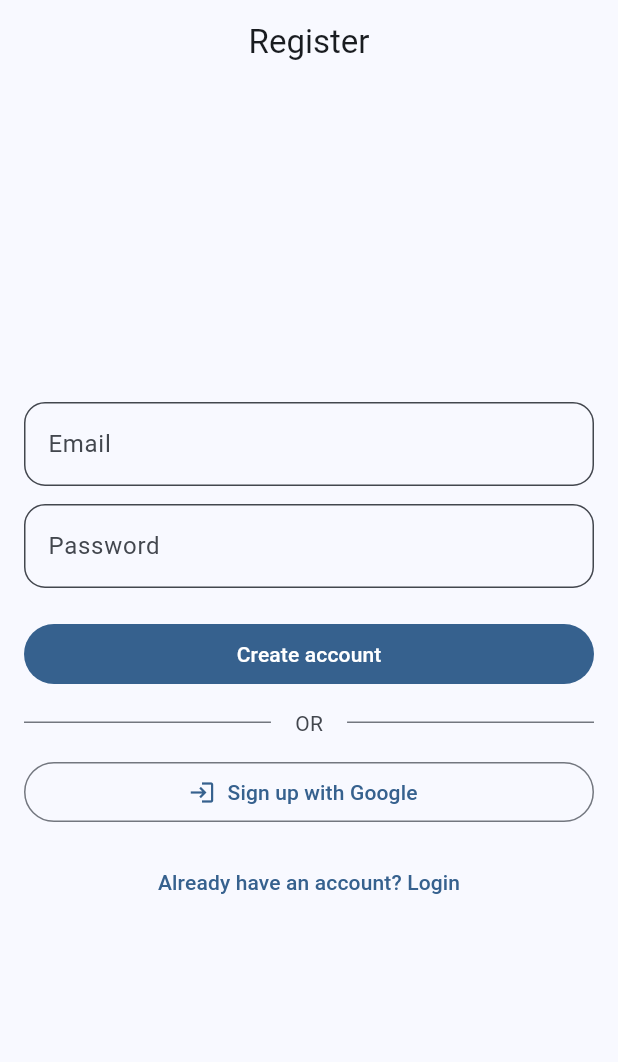
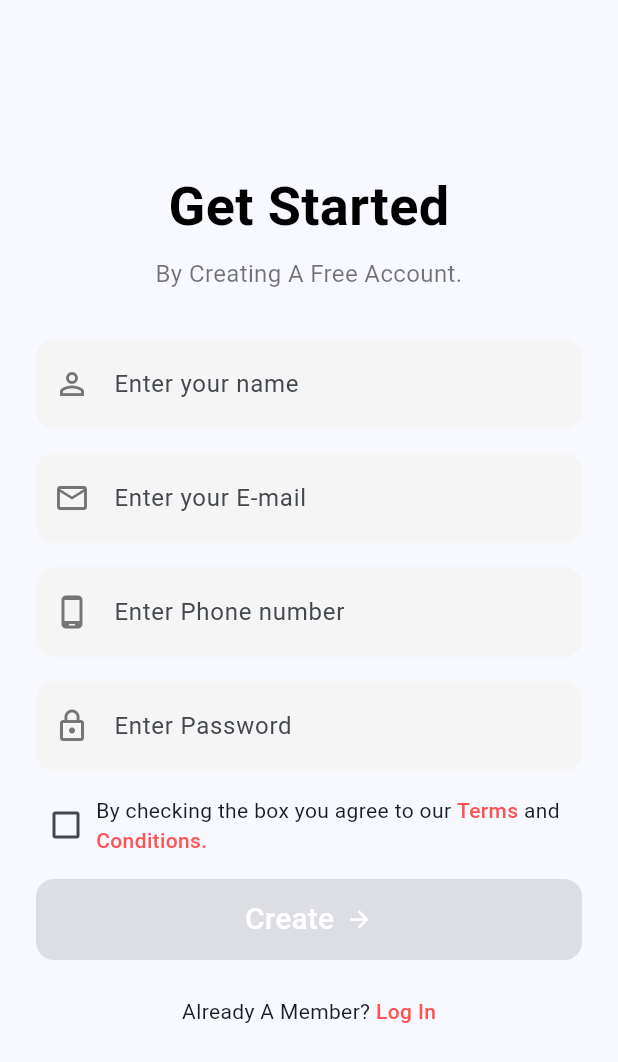
Before and after one commit to youssefhussein/Emergency-Alert, a Flutter app: the screen it shows after launch, on a phone screen of 412 x 824 dp. Shown: the top 1062 px of the screen. Run offline on Flutter 3.47's test engine with Material 3 defaults, Android fonts, the phone set to English and light mode, and no system bars; our stand-ins replace audioplayers, cached_network_image, flutter_dotenv, flutter_riverpod, geocoding, geolocator and 3 more; missing offline and left inert: record; accounts and stored records are empty.

Commit message:
Refactor signup screen with additional fields
Refactor signup screen to include name and phone fields, and update registration logic to require agreement to terms.

```diff
--- a/lib/screens/auth/signup.dart
+++ b/lib/screens/auth/signup.dart
@@ -1,4 +1,3 @@
-import 'dart:async';
 import 'package:emergency_alert/screens/emergency/emergency_list_screen.dart';
 import 'package:flutter/material.dart';
 import 'package:supabase_flutter/supabase_flutter.dart';
@@ -15,43 +14,35 @@ class SignupScreen extends StatefulWidget {
 
 class _SignupScreenState extends State<SignupScreen> {
   final _formKey = GlobalKey<FormState>();
-  final _emailCtrl = TextEditingController();
-  final _passwordCtrl = TextEditingController();
+  final _nameController = TextEditingController();
+  final _emailController = TextEditingController();
+  final _phoneController = TextEditingController();
+  final _passwordController = TextEditingController();
   bool _loading = false;
   String? _error;
-  StreamSubscription<AuthState>? _authSubscription;
+  bool _agree = false;
 
   @override
   void dispose() {
-    _emailCtrl.dispose();
-    _passwordCtrl.dispose();
-    _authSubscription?.cancel();
+    _nameController.dispose();
+    _emailController.dispose();
+    _phoneController.dispose();
+    _passwordController.dispose();
     super.dispose();
   }
 
   Future<void> _register() async {
-    if (!_formKey.currentState!.validate()) return;
+    if (!_formKey.currentState!.validate() || !_agree) return;
     setState(() {
       _loading = true;
       _error = null;
     });
     try {
-      final response = await Supabase.instance.client.auth.signUp(
-        email: _emailCtrl.text.trim(),
-        password: _passwordCtrl.text.trim(),
-        data: {'display_name': _emailCtrl.text.trim().split('@')[0]},
+      await Supabase.instance.client.auth.signUp(
+        email: _emailController.text.trim(),
+        password: _passwordController.text,
       );
       if (!mounted) return;
-      // If session exists, user is immediately logged in (email confirmation disabled)
-      if (response.session != null) {
-        Navigator.pushReplacement(
-          context,
-          MaterialPageRoute<void>(
-            builder: (context) => const EmergencyListScreen(),
-          ),
-        );
-      } else {
-        // Email confirmation required
       ScaffoldMessenger.of(context).showSnackBar(
         const SnackBar(
           content: Text(
@@ -59,13 +50,12 @@ class _SignupScreenState extends State<SignupScreen> {
           ),
         ),
       );
-        Navigator.pushReplacement(
+      Navigator.push(
         context,
         MaterialPageRoute<void>(
-            builder: (context) => const LoginScreen(),
+          builder: (context) => const EmergencyListScreen(),
         ),
       );
-      }
     } on AuthException catch (e) {
       setState(() => _error = e.message);
     } catch (e) {
@@ -75,60 +65,114 @@ class _SignupScreenState extends State<SignupScreen> {
     }
   }
 
-  Future<void> _signInWithGoogle() async {
-    setState(() {
-      _loading = true;
-      _error = null;
-    });
-    try {
-      // Cancel any existing subscription
-      _authSubscription?.cancel();
-
-      // Set up a one-time listener for OAuth completion
-      _authSubscription = Supabase.instance.client.auth.onAuthStateChange.listen((data) {
-        if (data.event == AuthChangeEvent.signedIn && data.session != null) {
-          _authSubscription?.cancel();
-          if (mounted) {
-            setState(() => _loading = false);
-            Navigator.pushReplacement(
-              context,
-              MaterialPageRoute(
-                builder: (context) => const EmergencyListScreen(),
-              ),
-            );
-          }
-        }
-      });
-
-      await Supabase.instance.client.auth.signInWithOAuth(
-        OAuthProvider.google,
-        redirectTo: 'com.example.emergency_alert://login-callback/',
-      );
-    } on AuthException catch (e) {
-      _authSubscription?.cancel();
-      setState(() => _error = e.message);
-      if (mounted) setState(() => _loading = false);
-    } catch (e) {
-      _authSubscription?.cancel();
-      setState(() => _error = 'Unexpected error. Please try again.');
-      if (mounted) setState(() => _loading = false);
-    }
-  }
-
   @override
   Widget build(BuildContext context) {
     return Scaffold(
-      appBar: AppBar(title: const Text('Register')),
-      body: Center(
-        child: ConstrainedBox(
-          constraints: const BoxConstraints(maxWidth: 420),
-          child: Padding(
-            padding: const EdgeInsets.all(16),
+      body: SafeArea(
+        child: SingleChildScrollView(
+          child: Container(
+            width: double.infinity,
+            padding: const EdgeInsets.symmetric(horizontal: 24, vertical: 32),
             child: Form(
               key: _formKey,
               child: Column(
-                mainAxisSize: MainAxisSize.min,
+                crossAxisAlignment: CrossAxisAlignment.center,
                 children: [
+                  const SizedBox(height: 80),
+                  Text(
+                    'Get Started',
+                    style: TextStyle(
+                      fontSize: 36,
+                      fontWeight: FontWeight.bold,
+                      color: Colors.black,
+                    ),
+                    textAlign: TextAlign.center,
+                  ),
+                  const SizedBox(height: 8),
+                  Text(
+                    'By Creating A Free Account.',
+                    style: TextStyle(fontSize: 16, color: Colors.black54),
+                    textAlign: TextAlign.center,
+                  ),
+                  const SizedBox(height: 32),
+                  _buildTextField(
+                    controller: _nameController,
+                    hint: 'Enter your name',
+                    icon: Icons.person_outline,
+                    validator: (v) =>
+                        v == null || v.isEmpty ? 'Enter your name' : null,
+                  ),
+                  const SizedBox(height: 16),
+                  _buildTextField(
+                    controller: _emailController,
+                    hint: 'Enter your E-mail',
+                    icon: Icons.mail_outline,
+                    keyboardType: TextInputType.emailAddress,
+                    validator: (v) => v != null && v.contains('@')
+                        ? null
+                        : 'Enter a valid email',
+                  ),
+                  const SizedBox(height: 16),
+                  _buildTextField(
+                    controller: _phoneController,
+                    hint: 'Enter Phone number',
+                    icon: Icons.phone_android_outlined,
+                    keyboardType: TextInputType.phone,
+                    validator: (v) =>
+                        v == null || v.isEmpty ? 'Enter phone number' : null,
+                  ),
+                  const SizedBox(height: 16),
+                  _buildTextField(
+                    controller: _passwordController,
+                    hint: 'Enter Password',
+                    icon: Icons.lock_outline,
+                    obscureText: true,
+                    validator: (v) =>
+                        v != null && v.length >= 6 ? null : 'Min 6 characters',
+                  ),
+                  const SizedBox(height: 16),
+                  Row(
+                    children: [
+                      Checkbox(
+                        value: _agree,
+                        onChanged: (val) {
+                          setState(() {
+                            _agree = val ?? false;
+                          });
+                        },
+                        materialTapTargetSize: MaterialTapTargetSize.shrinkWrap,
+                      ),
+                      Expanded(
+                        child: Wrap(
+                          crossAxisAlignment: WrapCrossAlignment.center,
+                          children: [
+                            Text('By checking the box you agree to our '),
+                            GestureDetector(
+                              onTap: () {},
+                              child: Text(
+                                'Terms ',
+                                style: TextStyle(
+                                  color: Colors.redAccent,
+                                  fontWeight: FontWeight.w500,
+                                ),
+                              ),
+                            ),
+                            Text('and '),
+                            GestureDetector(
+                              onTap: () {},
+                              child: Text(
+                                'Conditions.',
+                                style: TextStyle(
+                                  color: Colors.redAccent,
+                                  fontWeight: FontWeight.w500,
+                                ),
+                              ),
+                            ),
+                          ],
+                        ),
+                      ),
+                    ],
+                  ),
                   if (_error != null)
                     Padding(
                       padding: const EdgeInsets.only(bottom: 8.0),
@@ -137,78 +181,68 @@ class _SignupScreenState extends State<SignupScreen> {
                         style: const TextStyle(color: Colors.red),
                       ),
                     ),
-                  TextFormField(
-                    controller: _emailCtrl,
-                    keyboardType: TextInputType.emailAddress,
-                    decoration: const InputDecoration(labelText: 'Email'),
-                    validator: (v) => v != null && v.contains('@')
-                        ? null
-                        : 'Enter a valid email',
-                  ),
-                  const SizedBox(height: 12),
-                  TextFormField(
-                    controller: _passwordCtrl,
-                    obscureText: true,
-                    decoration: const InputDecoration(labelText: 'Password'),
-                    validator: (v) =>
-                        v != null && v.length >= 6 ? null : 'Min 6 characters',
-                  ),
-                  const SizedBox(height: 20),
+                  const SizedBox(height: 16),
                   SizedBox(
                     width: double.infinity,
-                    child: FilledButton(
-                      onPressed: _loading ? null : _register,
+                    height: 54,
+                    child: ElevatedButton(
+                      onPressed: _loading || !_agree ? null : _register,
+                      style: ElevatedButton.styleFrom(
+                        backgroundColor: Colors.redAccent,
+                        shape: RoundedRectangleBorder(
+                          borderRadius: BorderRadius.circular(12),
+                        ),
+                        elevation: 0,
+                      ),
                       child: _loading
                           ? const SizedBox(
                               height: 20,
                               width: 20,
-                              child: CircularProgressIndicator(strokeWidth: 2),
+                              child: CircularProgressIndicator(
+                                strokeWidth: 2,
+                                color: Colors.white,
+                              ),
                             )
-                          : const Text('Create account'),
+                          : Row(
+                              mainAxisAlignment: MainAxisAlignment.center,
+                              children: [
+                                Text(
+                                  'Create',
+                                  style: TextStyle(
+                                    fontSize: 20,
+                                    fontWeight: FontWeight.w500,
+                                    color: Colors.white,
                                   ),
                                 ),
-                  const SizedBox(height: 12),
-                  Row(
-                    children: [
-                      Expanded(
-                        child: Divider(
-                          thickness: 1,
-                          color: Theme.of(context).dividerColor,
-                        ),
-                      ),
-                      Padding(
-                        padding: const EdgeInsets.symmetric(horizontal: 16),
-                        child: Text(
-                          'OR',
-                          style: TextStyle(
-                            color: Theme.of(context).colorScheme.onSurfaceVariant,
+                                SizedBox(width: 8),
+                                Icon(Icons.arrow_forward, color: Colors.white),
+                              ],
                             ),
                     ),
                   ),
-                      Expanded(
-                        child: Divider(
-                          thickness: 1,
-                          color: Theme.of(context).dividerColor,
+                  const SizedBox(height: 24),
+                  Row(
+                    mainAxisAlignment: MainAxisAlignment.center,
+                    children: [
+                      Text('Already A Member? '),
+                      GestureDetector(
+                        onTap: () {
+                          Navigator.push(
+                            context,
+                            MaterialPageRoute(
+                              builder: (context) => LoginScreen(),
+                            ),
+                          );
+                        },
+                        child: Text(
+                          'Log In',
+                          style: TextStyle(
+                            color: Colors.redAccent,
+                            fontWeight: FontWeight.w500,
+                          ),
                         ),
                       ),
                     ],
-                  ),
-                  const SizedBox(height: 12),
-                  SizedBox(
-                    width: double.infinity,
-                    child: OutlinedButton.icon(
-                      onPressed: _loading ? null : _signInWithGoogle,
-                      icon: const Icon(Icons.login),
-                      label: const Text('Sign up with Google'),
-                    ),
-                  ),
-                  const SizedBox(height: 12),
-                  TextButton(
-                    onPressed: () => Navigator.push(
-                      context,
-                      MaterialPageRoute(builder: (context) => const LoginScreen()),
-                    ),
-                    child: const Text('Already have an account? Login'),
                   ),
                 ],
               ),
@@ -218,4 +252,31 @@ class _SignupScreenState extends State<SignupScreen> {
       ),
     );
   }
+
+  Widget _buildTextField({
+    required TextEditingController controller,
+    required String hint,
+    required IconData icon,
+    bool obscureText = false,
+    TextInputType keyboardType = TextInputType.text,
+    String? Function(String?)? validator,
+  }) {
+    return TextFormField(
+      controller: controller,
+      obscureText: obscureText,
+      keyboardType: keyboardType,
+      validator: validator,
+      decoration: InputDecoration(
+        hintText: hint,
+        prefixIcon: Icon(icon, color: Colors.grey[600]),
+        filled: true,
+        fillColor: Colors.grey[100],
+        contentPadding: EdgeInsets.symmetric(vertical: 18, horizontal: 16),
+        border: OutlineInputBorder(
+          borderRadius: BorderRadius.circular(12),
+          borderSide: BorderSide.none,
+        ),
+      ),
+    );
   }
+}
```
Lines whose indentation alone changed are shown as unchanged.
